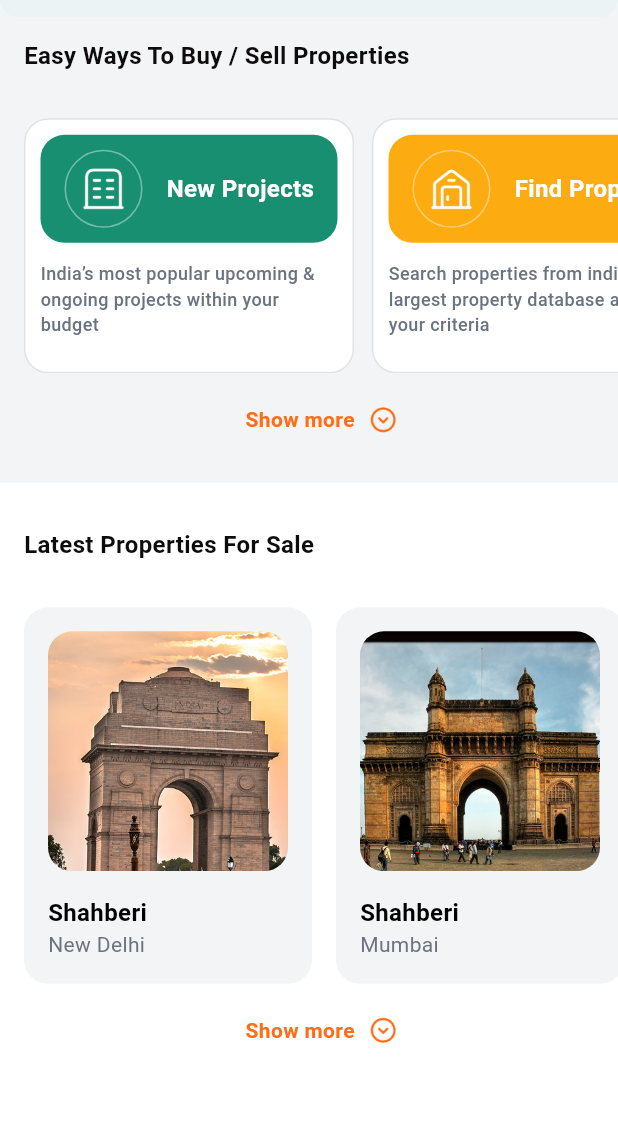
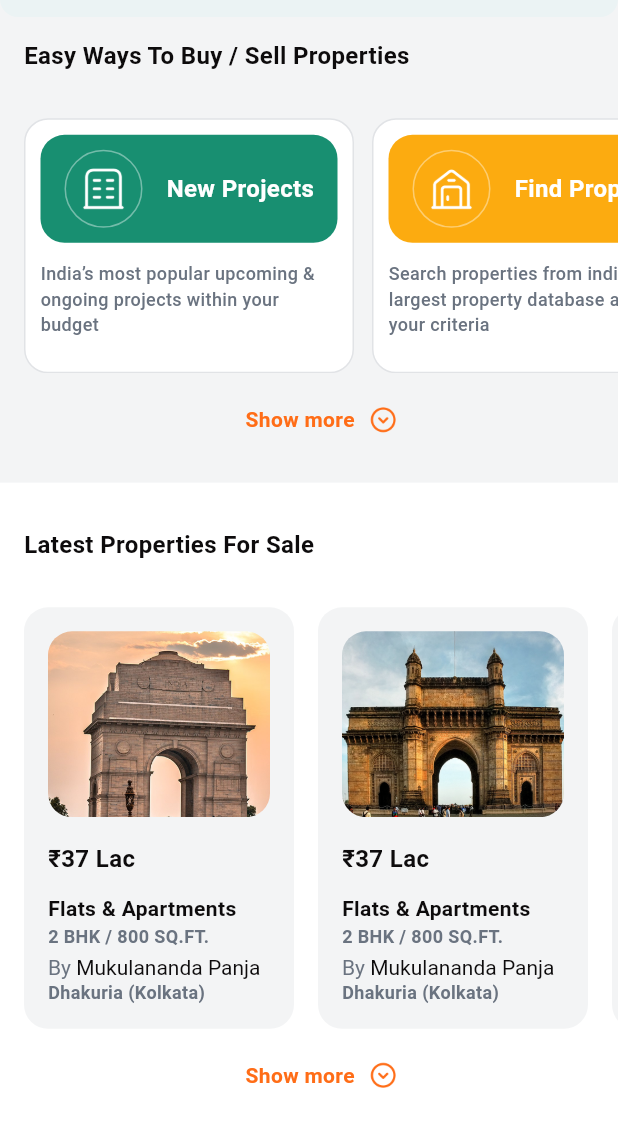
Before and after one commit to md-miyam/my_flat_finder, a Flutter app: the screen it shows after launch, scrolled down 2794 dp, on a phone screen of 412 x 824 dp, the part 82-1229 px from its top. Run offline on Flutter 3.47's test engine with Material 3 defaults, Android fonts, the light colour scheme and no system bars.

Commit message:
LatestPropertiesSaleListView added

```diff
--- a/lib/modules/home/widgets/latest_properties_sale_list_view.dart
+++ b/lib/modules/home/widgets/latest_properties_sale_list_view.dart
@@ -36,7 +36,7 @@ class LatestPropertiesSaleListView extends StatelessWidget {
             ),
 
             SizedBox(
-              height: 251,
+              height: 281,
               child: ListView.builder(
                 itemCount: listData.length,
                 shrinkWrap: true,
@@ -45,7 +45,7 @@ class LatestPropertiesSaleListView extends StatelessWidget {
                   return Padding(
                     padding: const EdgeInsets.only(right: 16),
                     child: Container(
-                      width: 192,
+                      width: 180,
                       decoration: BoxDecoration(
                         color: AppColor.secondaryBackgroundColor,
                         borderRadius: BorderRadius.circular(16),
@@ -60,7 +60,7 @@ class LatestPropertiesSaleListView extends StatelessWidget {
                                 left: 16,
                                 right: 16,
                               ),
-                              // height: 191,
+                              height: 120,
                               width: double.infinity,
                               decoration: BoxDecoration(
                                 color: Colors.transparent,
@@ -84,25 +84,42 @@ class LatestPropertiesSaleListView extends StatelessWidget {
                             child: Column(
                               crossAxisAlignment: CrossAxisAlignment.start,
                               children: [
-                                Text(
-                                  'Shahberi',
-                                  style: TextStyle(
-                                    fontSize: 16,
-                                    fontWeight: FontWeight.bold,
-                                    color: Colors.black,
-                                  ),
+
+                                CustomText(text: '₹37 Lac',fontWeight: FontWeight.bold,),
+                                SizedBox(
+                                  height: 12,
                                 ),
-                                Text(
-                                  listData[index]['city']!,
-                                  style: TextStyle(
-                                    fontSize: 14,
-                                    fontWeight: FontWeight.w400,
-                                    color: Color(0xFF6A7380),
-                                  ),
+                                CustomText(text: 'Flats & Apartments',fontSize: 14,),
+                                CustomText(text: '2 BHK / 800 SQ.FT.',fontSize: 12,color: AppColor.secondaryTextColor,),
+                                SizedBox(
+                                  height: 4,
                                 ),
+                                RichText(text: TextSpan(
+                                  children: [
+                                    TextSpan(
+                                      text: 'By ',
+                                      style: TextStyle(
+                                        fontSize: 14,
+                                        color: AppColor.secondaryTextColor,
+                                      ),
+                                    ),
+                                    TextSpan(
+                                      text: 'Mukulananda Panja',
+                                      style: TextStyle(
+                                        fontSize: 14,
+                                        color: AppColor.primaryTextColor,
+                                      ),
+                                    ),
+
+                                  ]
+                                )),
+                                CustomText(text: 'Dhakuria (Kolkata)',fontSize: 12,color: AppColor.secondaryTextColor,),
+
                               ],
                             ),
                           ),
+
+
                         ],
                       ),
                     ),
```
Also changed, not shown: assets/images/Rp - Copy.png (added), assets/images/Rp.png (added), assets/images/chotoimage.png (added).
